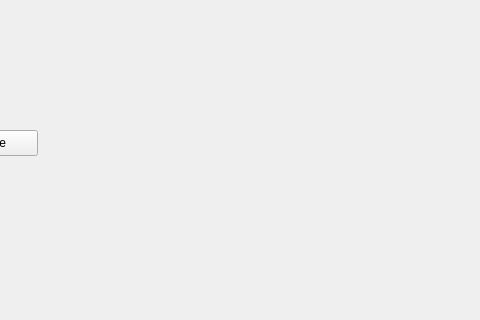
The window that hellapagos/gamewindow.ui (magacevic/Hellapagos) describes before a commit, drawn with Qt 5; both pictures show x 320 to 800 and y 0 to 320 of the 800 by 515 pixel window.
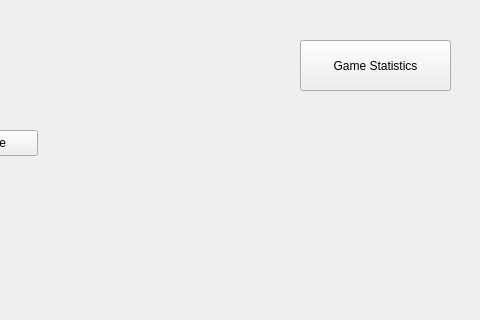
The same window after the commit. Icons and pictures are not drawn.

Commit message: gameStatistics klasa

What changed in the file:
```diff
--- a/hellapagos/gamewindow.ui
+++ b/hellapagos/gamewindow.ui
@@ -446,6 +446,19 @@
      <string>Vote</string>
     </property>
    </widget>
+   <widget class="QPushButton" name="statButton">
+    <property name="geometry">
+     <rect>
+      <x>620</x>
+      <y>40</y>
+      <width>151</width>
+      <height>51</height>
+     </rect>
+    </property>
+    <property name="text">
+     <string>Game Statistics</string>
+    </property>
+   </widget>
   </widget>
   <widget class="QMenuBar" name="menubar">
    <property name="geometry">
```
Left out of the diff: 2 changed lines with no effect on the pictures. The commit also changes 1634 other files.
